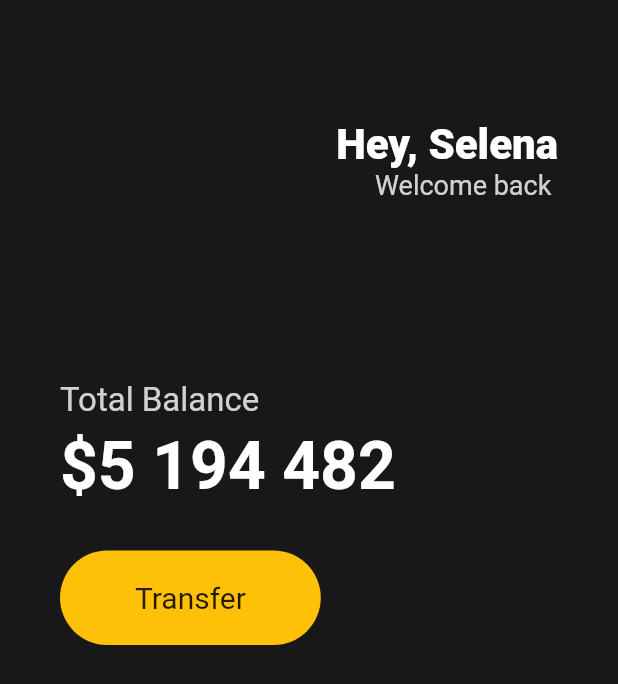
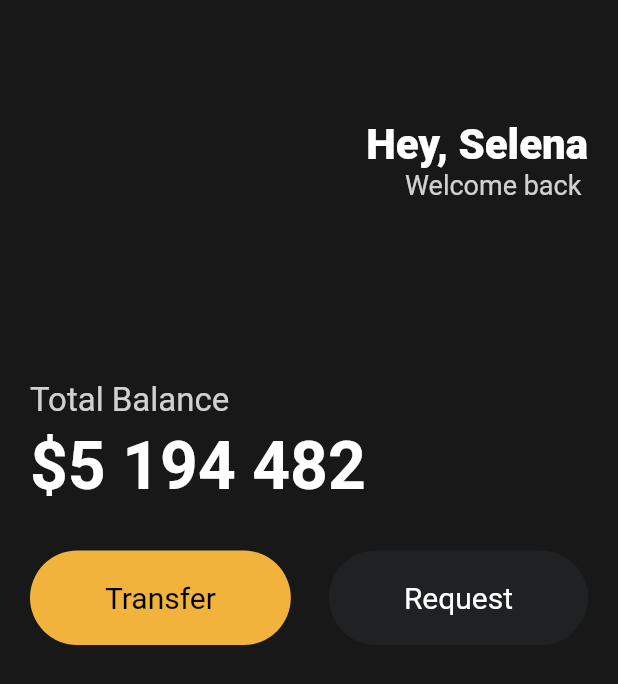
Before and after one commit to JIHYE0705/nomad-toonflix, a Flutter app: the screen it shows after launch, on a phone screen of 412 x 824 dp. Shown: the top 684 px of the screen. Run offline on Flutter 3.47's test engine with Material 2 defaults, Android fonts, the phone set to English and light mode, and no system bars.

Commit message:
:recycle: refactoring: extract Button Widget

```diff
--- a/lib/main.dart
+++ b/lib/main.dart
@@ -1,4 +1,5 @@
 import 'package:flutter/material.dart';
+import 'package:toonflix/widgets/button.dart';
 
 void main() {
   runApp(App());
@@ -13,7 +14,7 @@ class App extends StatelessWidget {
         backgroundColor: const Color(0xFF181818),
         body: Padding (
           padding: const EdgeInsets.symmetric(
-              horizontal: 40
+              horizontal: 20
           ),
           child: Column(
             crossAxisAlignment: CrossAxisAlignment.start,
@@ -68,24 +69,18 @@ class App extends StatelessWidget {
               const SizedBox(
                 height: 30,
               ),
-              Row(
+              const Row(
+                mainAxisAlignment: MainAxisAlignment.spaceBetween,
                 children: [
-                  Container(
-                    decoration: BoxDecoration(
-                      color: Colors.amber,
-                      borderRadius: BorderRadius.circular(45),
-                    ),
-                    child: const Padding(
-                      padding: EdgeInsets.symmetric(
-                        vertical: 20,
-                        horizontal: 50,
-                      ),
-                      child: Text('Transfer',
-                        style: TextStyle(
-                          fontSize: 20,
-                        ),
-                      ),
-                    ),
+                  Button(
+                      text: 'Transfer',
+                      bgColor: Color(0xFFF1B33B),
+                      textColor: Colors.black
+                  ),
+                  Button(
+                      text: 'Request',
+                      bgColor: Color(0xFF1F2123),
+                      textColor: Colors.white
                   ),
                 ],
               ),
--- /dev/null
+++ b/lib/widgets/button.dart
@@ -0,0 +1,37 @@
+import 'package:flutter/material.dart';
+
+class Button extends StatelessWidget {
+
+  final String text;
+  final Color bgColor;
+  final Color textColor;
+
+  const Button({
+    super.key,
+    required this.text,
+    required this.bgColor,
+    required this.textColor
+  });
+
+  @override
+  Widget build(BuildContext context) {
+    return Container(
+      decoration: BoxDecoration(
+        color: bgColor,
+        borderRadius: BorderRadius.circular(45),
+      ),
+      child: Padding(
+        padding: const EdgeInsets.symmetric(
+          vertical: 20,
+          horizontal: 50,
+        ),
+        child: Text(text,
+          style: TextStyle(
+            color: textColor,
+            fontSize: 20,
+          ),
+        ),
+      ),
+    );
+  }
+}
```
